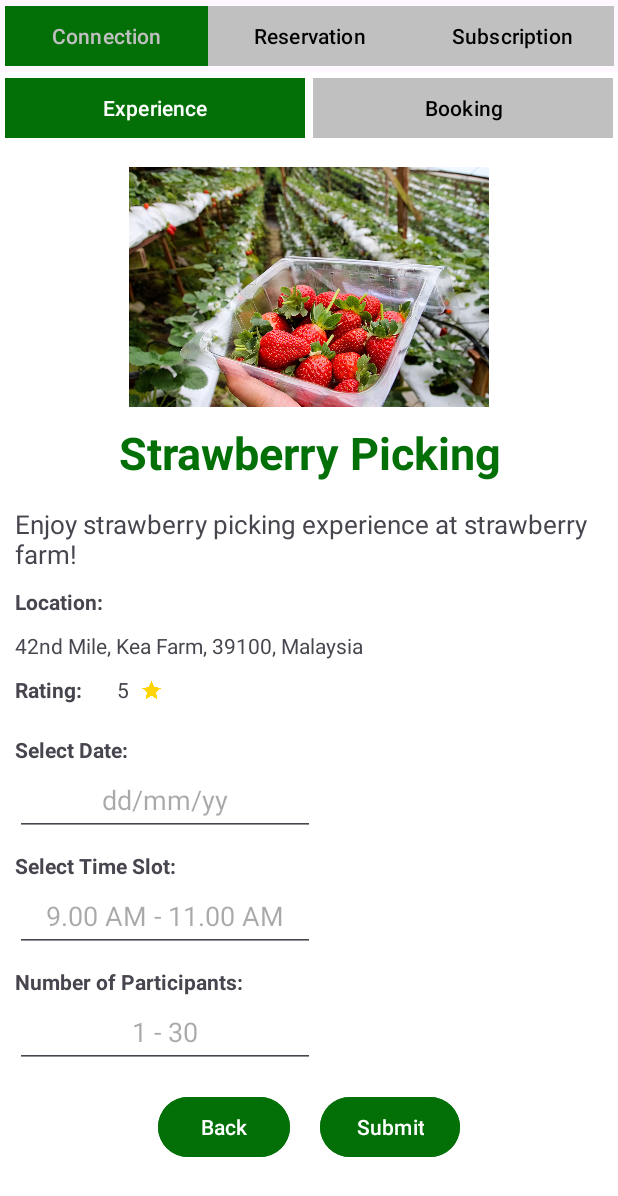
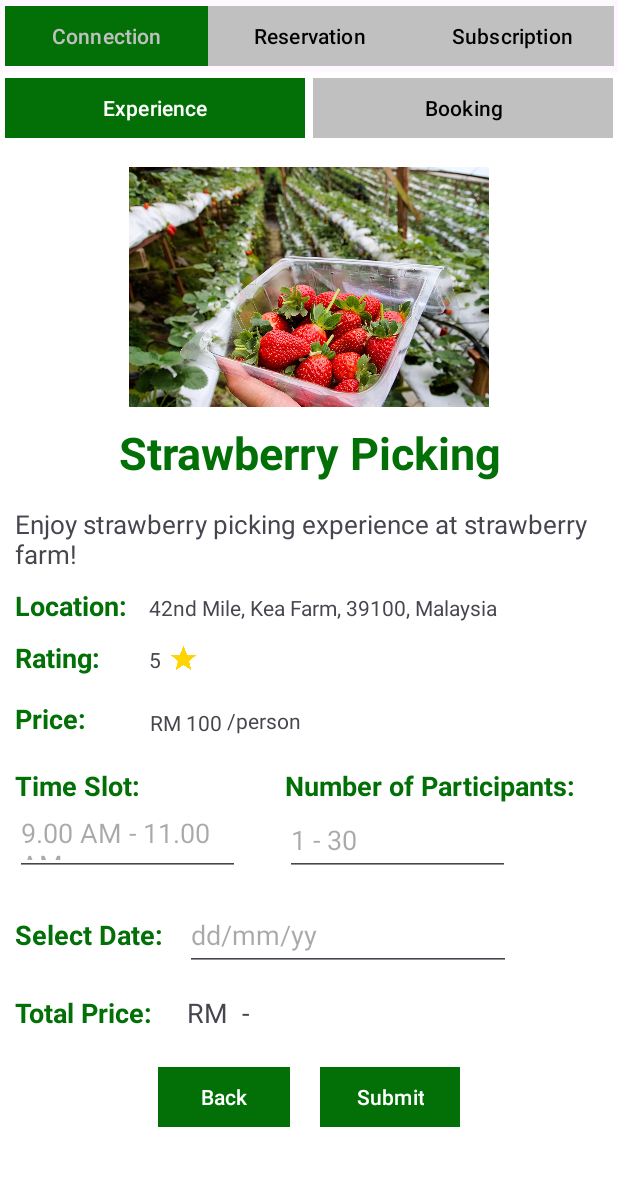
Before and after one commit to OIZHENHAU/WIA2007_ZeroHunger, an Android app: the fragment ReservationDetailsFragmentPart3F2 placed in its activity, on a phone screen of 412 x 824 dp. Shown: the top 1196 px of the screen. Run offline under Robolectric (Android 15) with nearby library versions, the phone set to English and light mode, and no system bars; our stand-ins replace Room's generated code; 1 statement that could not run was skipped.

Commit message:
Update Part 4 Section 2

```diff
--- a/app/src/main/java/com/example/wia2007_zerohunger/Part3/ReservationDatabase/Reservation.java
+++ b/app/src/main/java/com/example/wia2007_zerohunger/Part3/ReservationDatabase/Reservation.java
@@ -12,13 +12,15 @@ public class Reservation {
     private double rating;
     private int imageId;
     private String location;
+    private double price;
 
-    public Reservation(String reservationName, String reservationDescription, double rating, int imageId, String location) {
+    public Reservation(String reservationName, String reservationDescription, double rating, int imageId, String location, double price) {
         this.reservationName = reservationName;
         this.reservationDescription = reservationDescription;
         this.rating = rating;
         this.imageId = imageId;
         this.location = location;
+        this.price = price;
     }
 
     public int getReservationId() {
@@ -68,4 +70,12 @@ public class Reservation {
     public void setLocation(String location) {
         this.location = location;
     }
+
+    public double getPrice() {
+        return price;
+    }
+
+    public void setPrice(double price) {
+        this.price = price;
+    }
 }
--- a/app/src/main/java/com/example/wia2007_zerohunger/Part3/ReservationDatabase/ReservationAdapter.java
+++ b/app/src/main/java/com/example/wia2007_zerohunger/Part3/ReservationDatabase/ReservationAdapter.java
@@ -56,6 +56,7 @@ public class ReservationAdapter extends RecyclerView.Adapter<ReservationAdapter.
         holder.locationTextViewP3F2.setText(currentReservation.getReservationName());
         holder.descriptionTextViewP3F2.setText(currentReservation.getReservationDescription());
         holder.ratingTextViewP3F2.setText(String.valueOf(currentReservation.getRating()));
+        holder.priceTextViewP3F2.setText(String.valueOf(currentReservation.getPrice()));
 
     }
 
@@ -76,7 +77,7 @@ public class ReservationAdapter extends RecyclerView.Adapter<ReservationAdapter.
     public class ReservationHolder extends RecyclerView.ViewHolder {
 
         ImageView imageViewPart3F2;
-        TextView locationTextViewP3F2, descriptionTextViewP3F2, ratingTextViewP3F2;;
+        TextView locationTextViewP3F2, descriptionTextViewP3F2, ratingTextViewP3F2, priceTextViewP3F2;
 
         public ReservationHolder(@NonNull View itemView) {
             super(itemView);
@@ -86,6 +87,7 @@ public class ReservationAdapter extends RecyclerView.Adapter<ReservationAdapter.
             locationTextViewP3F2 = itemView.findViewById(R.id.locationTextViewP3F2);
             descriptionTextViewP3F2 = itemView.findViewById(R.id.descriptionTextViewP3F2);
             ratingTextViewP3F2 = itemView.findViewById(R.id.ratingTextViewP3F2);
+            priceTextViewP3F2 = itemView.findViewById(R.id.priceTextViewP3F2);
 
             itemView.setOnClickListener(new View.OnClickListener() {
                 @Override
--- a/app/src/main/java/com/example/wia2007_zerohunger/Part3/ReservationDatabase/ReservationDatabase.java
+++ b/app/src/main/java/com/example/wia2007_zerohunger/Part3/ReservationDatabase/ReservationDatabase.java
@@ -60,19 +60,19 @@ public abstract class ReservationDatabase extends RoomDatabase {
                      */
                     reservationDao.insert(new Reservation("Strawberry Picking",
                             "Enjoy strawberry picking experience at strawberry farm!", 5, 1,
-                            "42nd Mile, Kea Farm, 39100, Malaysia"));
+                            "42nd Mile, Kea Farm, 39100, Malaysia", 20));
                     reservationDao.insert(new Reservation("Farm Volunteer",
                             "Volunteer while being in nature to have a taste of what we do in an urban farm.",
                             3.5, 2, "Lot 40187-40188, Jalan Prima Tropika Barat, Bandar Putra Permai, " +
-                            "Seri Kembangan. 43300 Selangor Darul Ehsan. Malaysia"));
+                            "Seri Kembangan. 43300 Selangor Darul Ehsan. Malaysia", 30.5));
                     reservationDao.insert(new Reservation("Organic Farming Workshop",
                             "In this environment workshop, you will forge a connection with the soil and seeds.",
-                            4.5, 3, "29, Jalan 19/15, Seksyen 19, 47300 Petaling Jaya, Selangor"));
+                            4.5, 3, "29, Jalan 19/15, Seksyen 19, 47300 Petaling Jaya, Selangor", 12.9));
                     reservationDao.insert(new Reservation("Farm Tour",
                             "Offer team building activities for children and adults, " +
                                     "such as treasure hunts, and tractor driving", 4, 4,
                             "Utama Farm Between Avanté Hotel & Shell Station, Persiaran Bandar Utama, Bandar Utama, " +
-                                    "47800 Petaling Jaya, Selangor"));
+                                    "47800 Petaling Jaya, Selangor", 19.9));
 
                 }
             });
--- a/app/src/main/java/com/example/wia2007_zerohunger/Part3/ReservationDetailsFragmentPart3F2.java
+++ b/app/src/main/java/com/example/wia2007_zerohunger/Part3/ReservationDetailsFragmentPart3F2.java
@@ -8,6 +8,8 @@ import androidx.fragment.app.FragmentTransaction;
 import androidx.lifecycle.Observer;
 import androidx.lifecycle.ViewModelProvider;
 
+import android.text.Editable;
+import android.text.TextWatcher;
 import android.util.Log;
 import android.view.LayoutInflater;
 import android.view.View;
@@ -30,7 +32,7 @@ import java.util.List;
 public class ReservationDetailsFragmentPart3F2 extends Fragment {
     ImageView imageViewDetailsP3F2;
     TextView textViewNameDetailsP3F2, textViewDescriptionDetailsP3F2, textViewLocationDetailsP3F2;
-    TextView textViewRatingDetailsP3F2;
+    TextView textViewRatingDetailsP3F2, textViewPriceDetailsP3F2, totalAmountDetailsP3F2;
     EditText bookingDateDetailsP3F2, bookingTimeSlotsP3F2, bookingNumParticipantsP3F2;
     ReservationViewModel reservationViewModel;
     ResBookingViewModel resBookingViewModel;
@@ -50,6 +52,8 @@ public class ReservationDetailsFragmentPart3F2 extends Fragment {
         textViewDescriptionDetailsP3F2 = view.findViewById(R.id.textViewDescriptionDetailsP3F2);
         textViewLocationDetailsP3F2 = view.findViewById(R.id.textViewLocationDetailsP3F2);
         textViewRatingDetailsP3F2 = view.findViewById(R.id.textViewRatingDetailsP3F2);
+        textViewPriceDetailsP3F2 = view.findViewById(R.id.textViewPriceDetailsP3F2);
+        totalAmountDetailsP3F2 = view.findViewById(R.id.totalAmountDetailsP3F2);
 
         //Edit Text
         bookingDateDetailsP3F2 = view.findViewById(R.id.bookingDateDetailsP3F2);
@@ -82,10 +86,38 @@ public class ReservationDetailsFragmentPart3F2 extends Fragment {
                         textViewDescriptionDetailsP3F2.setText(reservation.getReservationDescription());
                         textViewLocationDetailsP3F2.setText(reservation.getLocation());
                         textViewRatingDetailsP3F2.setText(String.valueOf(reservation.getRating()));
+                        textViewPriceDetailsP3F2.setText(String.valueOf(reservation.getPrice()));
 
                     }
 
                 }
+            }
+        });
+
+        bookingNumParticipantsP3F2.addTextChangedListener(new TextWatcher() {
+            @Override
+            public void beforeTextChanged(CharSequence s, int start, int count, int after) {
+
+            }
+
+            @Override
+            public void onTextChanged(CharSequence s, int start, int before, int count) {
+                if (s != null && s.length() > 0) {
+                    double price = Double.parseDouble(textViewPriceDetailsP3F2.getText().toString());
+                    int numParticipants = Integer.parseInt(s.toString());
+                    double totalAmount = price * numParticipants;
+
+                    totalAmountDetailsP3F2.setText(String.valueOf(totalAmount));
+
+                } else {
+                    totalAmountDetailsP3F2.setText("-");
+                }
+
+            }
+
+            @Override
+            public void afterTextChanged(Editable s) {
+
             }
         });
 
--- a/app/src/main/res/layout/fragment_reservation_details_part3_f2.xml
+++ b/app/src/main/res/layout/fragment_reservation_details_part3_f2.xml
@@ -70,13 +70,15 @@
             android:layout_width="match_parent"
             android:layout_height="wrap_content"
             android:layout_marginTop="10dp"
-            android:orientation="vertical">
+            android:orientation="horizontal">
 
             <TextView
                 android:layout_width="wrap_content"
                 android:layout_height="wrap_content"
                 android:layout_marginStart="10dp"
                 android:textStyle="bold"
+                android:textColor="@color/green"
+                android:textSize="18dp"
                 android:text="Location: "/>
 
             <TextView
@@ -84,7 +86,6 @@
                 android:layout_width="match_parent"
                 android:layout_height="wrap_content"
                 android:layout_marginStart="10dp"
-                android:layout_marginTop="10dp"
                 android:text="42nd Mile, Kea Farm, 39100, Malaysia"/>
 
         </LinearLayout>
@@ -100,19 +101,172 @@
                 android:layout_width="wrap_content"
                 android:layout_height="wrap_content"
                 android:textStyle="bold"
+                android:textColor="@color/green"
+                android:textSize="18dp"
                 android:text="Rating: "/>
 
             <TextView
                 android:id="@+id/textViewRatingDetailsP3F2"
                 android:layout_width="wrap_content"
                 android:layout_height="wrap_content"
-                android:layout_marginStart="20dp"
+                android:layout_marginStart="28dp"
                 android:text="5"/>
 
             <ImageView
                 android:layout_width="30dp"
-                android:layout_height="20dp"
+                android:layout_height="25dp"
                 android:src="@drawable/star"/>
+
+
+        </LinearLayout>
+
+        <LinearLayout
+            android:layout_width="match_parent"
+            android:layout_height="wrap_content"
+            android:orientation="horizontal"
+            android:layout_marginStart="10dp"
+            android:layout_marginTop="15dp">
+
+            <TextView
+                android:layout_width="wrap_content"
+                android:layout_height="wrap_content"
+                android:textColor="@color/green"
+                android:textStyle="bold"
+                android:textSize="18dp"
+                android:text="Price: "/>
+
+            <TextView
+                android:layout_width="wrap_content"
+                android:layout_height="wrap_content"
+                android:layout_marginStart="38dp"
+                android:layout_marginTop="1dp"
+                android:text="RM "/>
+
+            <TextView
+                android:id="@+id/textViewPriceDetailsP3F2"
+                android:layout_width="wrap_content"
+                android:layout_height="wrap_content"
+                android:layout_marginTop="1dp"
+                android:text="100"/>
+
+            <TextView
+                android:layout_width="wrap_content"
+                android:layout_height="wrap_content"
+                android:text=" /person"/>
+
+
+        </LinearLayout>
+
+
+        <LinearLayout
+            android:layout_width="match_parent"
+            android:layout_height="wrap_content"
+            android:layout_marginTop="20dp"
+            android:layout_marginStart="10dp"
+            android:orientation="horizontal">
+
+            <LinearLayout
+                android:layout_width="wrap_content"
+                android:layout_height="wrap_content"
+                android:orientation="vertical">
+
+                <TextView
+                    android:layout_width="wrap_content"
+                    android:layout_height="wrap_content"
+                    android:textStyle="bold"
+                    android:textColor="@color/green"
+                    android:textSize="18dp"
+                    android:text="Time Slot: "/>
+
+                <EditText
+                    android:id="@+id/bookingTimeSlotsP3F2"
+                    android:layout_width="150dp"
+                    android:layout_height="48dp"
+                    android:hint="9.00 AM - 11.00 AM"/>
+
+            </LinearLayout>
+
+            <LinearLayout
+                android:layout_width="match_parent"
+                android:layout_height="wrap_content"
+                android:orientation="vertical">
+
+                <TextView
+                    android:layout_width="wrap_content"
+                    android:layout_height="wrap_content"
+                    android:textStyle="bold"
+                    android:textColor="@color/green"
+                    android:layout_marginStart="30dp"
+                    android:textSize="18dp"
+                    android:text="Number of Participants: "/>
+
+                <EditText
+                    android:id="@+id/bookingNumParticipantsP3F2"
+                    android:layout_width="150dp"
+                    android:layout_height="48dp"
+                    android:layout_marginStart="30dp"
+                    android:hint="1 - 30"/>
+            </LinearLayout>
+
+        </LinearLayout>
+
+        <LinearLayout
+            android:layout_width="match_parent"
+            android:layout_height="wrap_content"
+            android:layout_marginTop="15dp"
+            android:layout_marginStart="10dp"
+            android:orientation="horizontal">
+
+            <TextView
+                android:layout_width="wrap_content"
+                android:layout_height="wrap_content"
+                android:textStyle="bold"
+                android:textColor="@color/green"
+                android:textSize="18dp"
+                android:text="Select Date: "/>
+
+            <EditText
+                android:id="@+id/bookingDateDetailsP3F2"
+                android:layout_width="217dp"
+                android:layout_height="48dp"
+                android:layout_marginStart="10dp"
+                android:hint="dd/mm/yy"/>
+
+        </LinearLayout>
+
+        <LinearLayout
+            android:layout_width="match_parent"
+            android:layout_height="wrap_content"
+            android:layout_marginTop="15dp"
+            android:layout_marginStart="10dp"
+            android:orientation="horizontal">
+
+            <TextView
+                android:layout_width="wrap_content"
+                android:layout_height="wrap_content"
+                android:textStyle="bold"
+                android:textSize="18sp"
+                android:textColor="@color/green"
+                android:text="Total Price: "/>
+
+            <TextView
+                android:layout_width="wrap_content"
+                android:layout_height="wrap_content"
+                android:layout_marginStart="18dp"
+                android:text="RM "
+                android:textSize="18sp" />
+
+            <TextView
+                android:id="@+id/totalAmountDetailsP3F2"
+                android:layout_width="wrap_content"
+                android:layout_height="match_parent"
+                android:text=" - "
+                android:textSize="18dp" />
+
+            <TextView
+                android:layout_width="wrap_content"
+                android:layout_height="wrap_content"
+                android:text=""/>
 
         </LinearLayout>
 
@@ -120,72 +274,6 @@
             android:layout_width="match_parent"
             android:layout_height="wrap_content"
             android:layout_marginTop="20dp"
-            android:layout_marginStart="10dp"
-            android:orientation="vertical">
-
-            <TextView
-                android:layout_width="wrap_content"
-                android:layout_height="wrap_content"
-                android:textStyle="bold"
-                android:text="Select Date: "/>
-
-            <EditText
-                android:id="@+id/bookingDateDetailsP3F2"
-                android:layout_width="200dp"
-                android:layout_height="48dp"
-                android:gravity="center"
-                android:hint="dd/mm/yy"/>
-
-        </LinearLayout>
-
-        <LinearLayout
-            android:layout_width="match_parent"
-            android:layout_height="wrap_content"
-            android:layout_marginTop="10dp"
-            android:layout_marginStart="10dp"
-            android:orientation="vertical">
-
-            <TextView
-                android:layout_width="wrap_content"
-                android:layout_height="wrap_content"
-                android:textStyle="bold"
-                android:text="Select Time Slot: "/>
-
-            <EditText
-                android:id="@+id/bookingTimeSlotsP3F2"
-                android:layout_width="200dp"
-                android:layout_height="48dp"
-                android:gravity="center"
-                android:hint="9.00 AM - 11.00 AM"/>
-
-        </LinearLayout>
-
-        <LinearLayout
-            android:layout_width="match_parent"
-            android:layout_height="wrap_content"
-            android:layout_marginTop="10dp"
-            android:layout_marginStart="10dp"
-            android:orientation="vertical">
-
-            <TextView
-                android:layout_width="wrap_content"
-                android:layout_height="wrap_content"
-                android:textStyle="bold"
-                android:text="Number of Participants: "/>
-
-            <EditText
-                android:id="@+id/bookingNumParticipantsP3F2"
-                android:layout_width="200dp"
-                android:layout_height="48dp"
-                android:gravity="center"
-                android:hint="1 - 30"/>
-
-        </LinearLayout>
-
-        <LinearLayout
-            android:layout_width="match_parent"
-            android:layout_height="wrap_content"
-            android:layout_marginTop="15dp"
             android:gravity="center"
             android:orientation="horizontal">
 
@@ -195,7 +283,8 @@
                 android:layout_height="wrap_content"
                 android:backgroundTint="@color/green"
                 android:text="Back"
-                android:layout_marginEnd="10dp"/>
+                android:layout_marginEnd="10dp"
+                app:cornerRadius="0dp"/>
 
             <Button
                 android:id="@+id/submitButtonDetailsP3F2"
@@ -203,7 +292,8 @@
                 android:layout_height="wrap_content"
                 android:backgroundTint="@color/green"
                 android:layout_marginStart="10dp"
-                android:text="Submit"/>
+                android:text="Submit"
+                app:cornerRadius="0dp"/>
 
         </LinearLayout>
 
```
Also changed, not shown: app/src/main/res/layout/reservation_item_part3f2.xml (+63 -16 lines).
